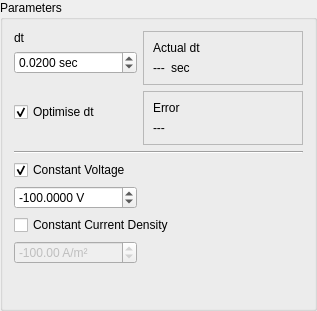
First picture: the form in src/inputparameters.ui, repository hobrasoft/simul6, before the edit.
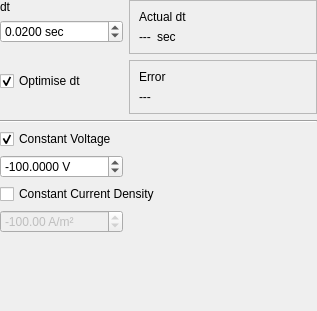
Second picture: the form after the edit.

Diff of the .ui file:
```diff
--- a/src/inputparameters.ui
+++ b/src/inputparameters.ui
@@ -1,7 +1,7 @@
 <?xml version="1.0" encoding="UTF-8"?>
 <ui version="4.0">
  <class>InputParameters</class>
- <widget class="QGroupBox" name="InputParameters">
+ <widget class="QWidget" name="InputParameters">
   <property name="geometry">
    <rect>
     <x>0</x>
@@ -11,12 +11,21 @@
    </rect>
   </property>
   <property name="windowTitle">
-   <string>GroupBox</string>
-  </property>
-  <property name="title">
-   <string>Parameters</string>
+   <string>Input parameters</string>
   </property>
   <layout class="QGridLayout" name="gridLayout">
+   <property name="leftMargin">
+    <number>0</number>
+   </property>
+   <property name="topMargin">
+    <number>0</number>
+   </property>
+   <property name="rightMargin">
+    <number>0</number>
+   </property>
+   <property name="bottomMargin">
+    <number>0</number>
+   </property>
    <item row="0" column="0">
     <widget class="QLabel" name="label">
      <property name="text">
```
